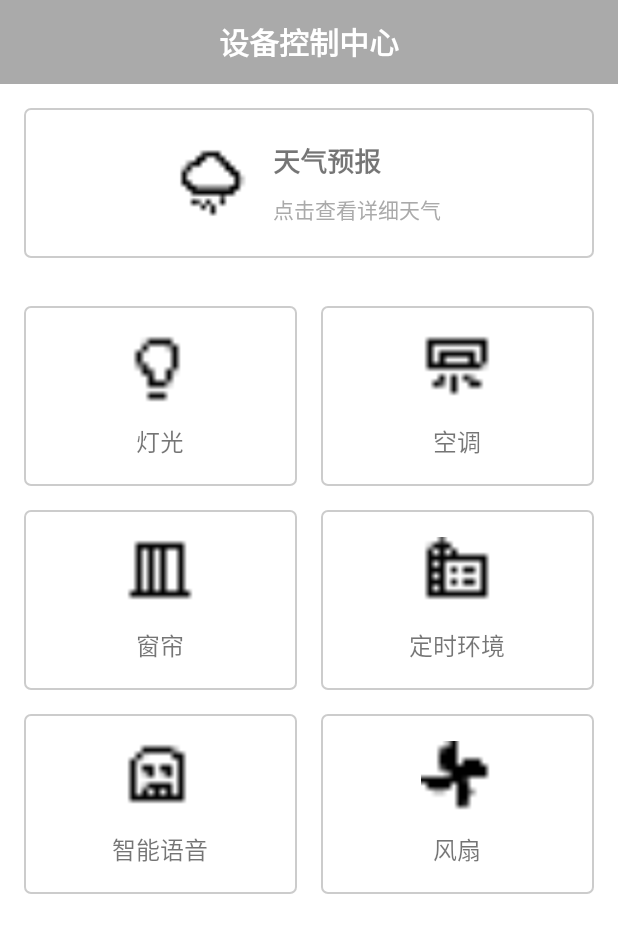
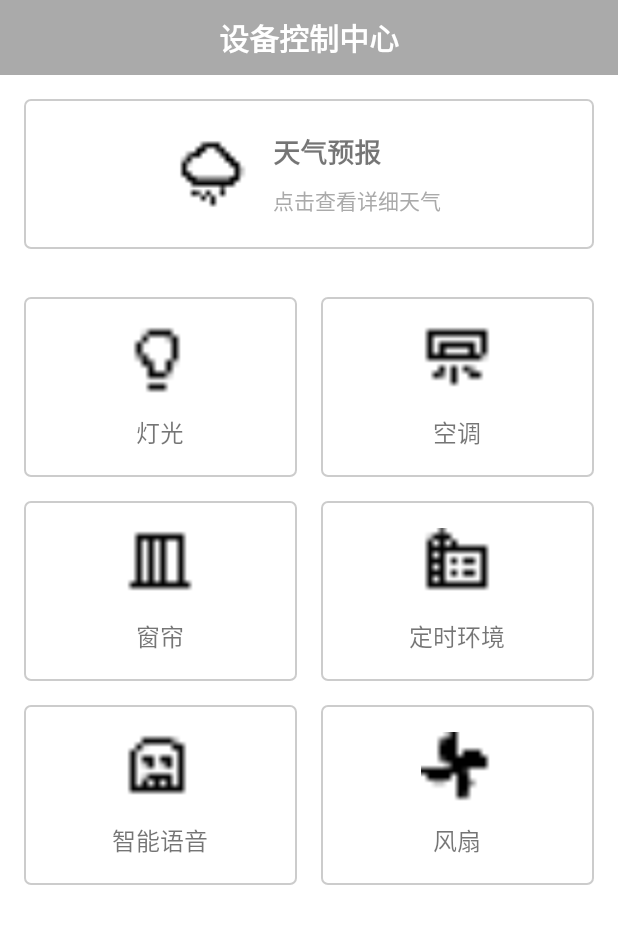
Before and after one commit to Czlike17/SunnyWeather, an Android app: the screen it shows after launch (HomeActivity), on a phone screen of 412 x 824 dp. Shown: the top 933 px of the screen. Run offline under Robolectric (Android 15) with nearby library versions, the phone set to English and light mode, and no system bars.

Commit message:
微调，以及统一状态栏目颜色，这个其实没弄好，凑合一下吧

```diff
--- a/app/src/main/res/layout/activity_add_device.xml
+++ b/app/src/main/res/layout/activity_add_device.xml
@@ -4,6 +4,7 @@
     xmlns:app="http://schemas.android.com/apk/res-auto"
     android:layout_width="match_parent"
     android:layout_height="match_parent"
+    android:fitsSystemWindows="true"
     android:background="@android:color/white"
     android:orientation="vertical">
 
--- a/app/src/main/res/layout/activity_device_light.xml
+++ b/app/src/main/res/layout/activity_device_light.xml
@@ -4,11 +4,13 @@
     android:layout_width="match_parent"
     android:layout_height="match_parent"
     android:orientation="vertical"
+    android:fitsSystemWindows="true"
     android:background="@android:color/white">
 
     <LinearLayout
         android:layout_width="match_parent"
         android:layout_height="64dp"
+        android:background="@android:color/darker_gray"
         android:gravity="center_vertical"
         android:paddingHorizontal="16dp">
 
--- a/app/src/main/res/layout/activity_home.xml
+++ b/app/src/main/res/layout/activity_home.xml
@@ -3,11 +3,14 @@
     android:layout_width="match_parent"
     android:layout_height="match_parent"
     android:orientation="vertical"
-    android:background="@android:color/white">
+    android:background="@android:color/white"
+    android:fitsSystemWindows="true">
+
 
     <TextView
         android:layout_width="match_parent"
-        android:layout_height="56dp"
+        android:layout_height="wrap_content"
+        android:paddingVertical="10dp"
         android:gravity="center"
         android:background="@android:color/darker_gray"
         android:text="设备控制中心"
--- a/app/src/main/res/layout/fragment_place.xml
+++ b/app/src/main/res/layout/fragment_place.xml
@@ -13,7 +13,7 @@
         android:layout_width="match_parent"
         android:layout_height="60dp"
         android:id="@+id/actionBarLayout"
-        android:background="@color/design_default_color_primary">
+        android:background="@android:color/darker_gray">
         <Button
             android:id="@+id/btn_back_to_device"
             android:layout_width="60dp"
--- a/app/src/main/res/values/themes.xml
+++ b/app/src/main/res/values/themes.xml
@@ -1,9 +1,11 @@
 <resources xmlns:tools="http://schemas.android.com/tools">
-    <!-- Base application theme. -->
-    <style name="Base.Theme.SunnyWeather" parent="Theme.AppCompat.Light.NoActionBar">
-        <!-- Customize your light theme here. -->
-        <!-- <item name="colorPrimary">@color/my_light_primary</item> -->
+    <style name="Base.Theme.SunnyWeather" parent="Theme.MaterialComponents.DayNight.NoActionBar">
+<!--        android:background="@android:color/darker_gray"
+-->
+        <item name="android:statusBarColor">@android:color/darker_gray</item>
+        <item name="android:windowTranslucentStatus">true</item>
     </style>
+
 
     <style name="Theme.SunnyWeather" parent="Base.Theme.SunnyWeather" />
 </resources>
```
Also changed, not shown: app/src/main/res/layout/forecast.xml (+6 -4 lines).
